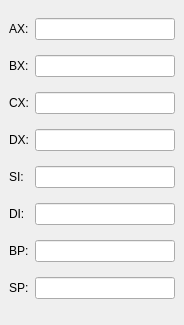
sundrythoughts/EmuCpu, file src/GeneralRegistersWidget.ui: the form before one commit.
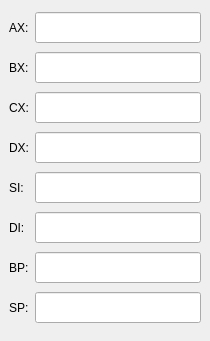
The form after the commit.

The edit to the form file:
```diff
--- a/src/GeneralRegistersWidget.ui
+++ b/src/GeneralRegistersWidget.ui
@@ -6,8 +6,8 @@
    <rect>
     <x>0</x>
     <y>0</y>
-    <width>184</width>
-    <height>325</height>
+    <width>210</width>
+    <height>341</height>
    </rect>
   </property>
   <property name="font">
@@ -39,6 +39,13 @@
     </item>
     <item row="0" column="1">
      <widget class="QLineEdit" name="m_ln_ax">
+      <property name="font">
+       <font>
+        <pointsize>14</pointsize>
+        <weight>50</weight>
+        <bold>false</bold>
+       </font>
+      </property>
       <property name="readOnly">
        <bool>true</bool>
       </property>
@@ -62,6 +69,13 @@
     </item>
     <item row="1" column="1">
      <widget class="QLineEdit" name="m_ln_bx">
+      <property name="font">
+       <font>
+        <pointsize>14</pointsize>
+        <weight>50</weight>
+        <bold>false</bold>
+       </font>
+      </property>
       <property name="readOnly">
        <bool>true</bool>
       </property>
@@ -85,6 +99,13 @@
     </item>
     <item row="2" column="1">
      <widget class="QLineEdit" name="m_ln_cx">
+      <property name="font">
+       <font>
+        <pointsize>14</pointsize>
+        <weight>50</weight>
+        <bold>false</bold>
+       </font>
+      </property>
       <property name="readOnly">
        <bool>true</bool>
       </property>
@@ -108,6 +129,13 @@
     </item>
     <item row="3" column="1">
      <widget class="QLineEdit" name="m_ln_dx">
+      <property name="font">
+       <font>
+        <pointsize>14</pointsize>
+        <weight>50</weight>
+        <bold>false</bold>
+       </font>
+      </property>
       <property name="readOnly">
        <bool>true</bool>
       </property>
@@ -131,6 +159,13 @@
     </item>
     <item row="4" column="1">
      <widget class="QLineEdit" name="m_ln_si">
+      <property name="font">
+       <font>
+        <pointsize>14</pointsize>
+        <weight>50</weight>
+        <bold>false</bold>
+       </font>
+      </property>
       <property name="readOnly">
        <bool>true</bool>
       </property>
@@ -154,6 +189,13 @@
     </item>
     <item row="5" column="1">
      <widget class="QLineEdit" name="m_ln_di">
+      <property name="font">
+       <font>
+        <pointsize>14</pointsize>
+        <weight>50</weight>
+        <bold>false</bold>
+       </font>
+      </property>
       <property name="readOnly">
        <bool>true</bool>
       </property>
@@ -177,6 +219,13 @@
     </item>
     <item row="6" column="1">
      <widget class="QLineEdit" name="m_ln_bp">
+      <property name="font">
+       <font>
+        <pointsize>14</pointsize>
+        <weight>50</weight>
+        <bold>false</bold>
+       </font>
+      </property>
       <property name="readOnly">
        <bool>true</bool>
       </property>
@@ -200,6 +249,13 @@
     </item>
     <item row="7" column="1">
      <widget class="QLineEdit" name="m_ln_sp">
+      <property name="font">
+       <font>
+        <pointsize>14</pointsize>
+        <weight>50</weight>
+        <bold>false</bold>
+       </font>
+      </property>
       <property name="readOnly">
        <bool>true</bool>
       </property>
```
